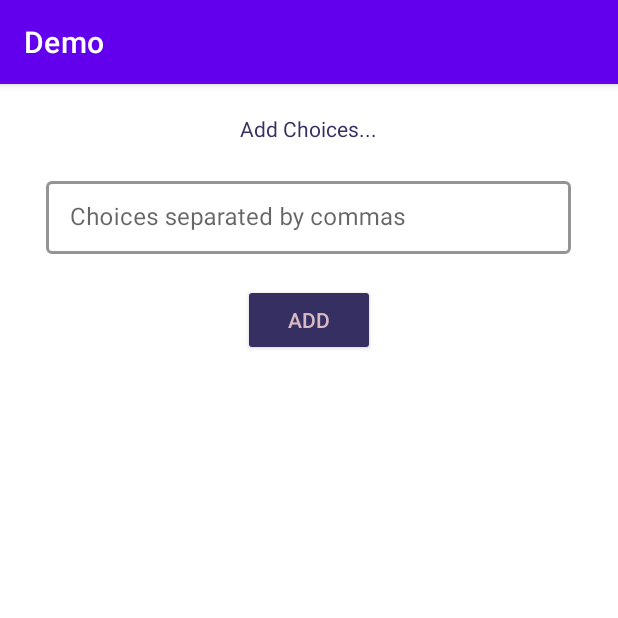
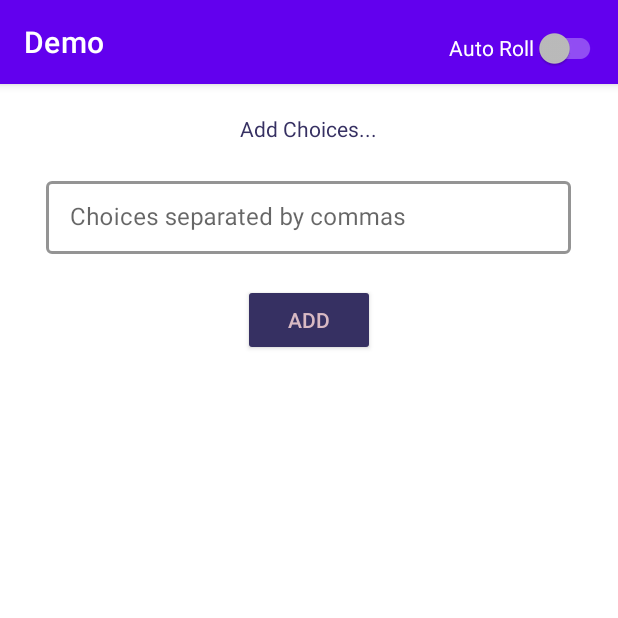
Before and after one commit to SeanCoaker/CSCM29-Group-Repo, an Android app: the screen it shows after launch (MainActivity), after a tap on "Add Choices...", on a phone screen of 412 x 824 dp, the top half of it. Run offline under Robolectric (Android 15) with nearby library versions, the phone set to English and light mode, and no system bars; 5 statements that could not run were skipped.

Commit message:
Added switch that allows user to select auto-roll
- Added switch layout and menu layout.
- Added code that handles switch being turned on/off.

```diff
--- a/DemoApp/app/src/main/java/com/example/demoapp/MainActivity.java
+++ b/DemoApp/app/src/main/java/com/example/demoapp/MainActivity.java
@@ -3,8 +3,13 @@ package com.example.demoapp;
 import android.content.Context;
 import android.os.Bundle;
 import android.util.Log;
+import android.view.Menu;
+import android.view.MenuItem;
+import android.view.View;
+import android.widget.Switch;
 
 import androidx.appcompat.app.AppCompatActivity;
+import androidx.appcompat.widget.SwitchCompat;
 
 import com.example.demoapp.ui.main.MainFragment;
 import com.phidget22.*;
@@ -109,6 +114,26 @@ public class MainActivity extends AppCompatActivity {
         } catch (PhidgetException pe) {
             pe.printStackTrace();
         }
+    }
+
+
+    @Override
+    public boolean onCreateOptionsMenu(Menu menu) {
+        // Inflate the menu; this adds items to the action bar if it is present.
+        getMenuInflater().inflate(R.menu.mainmenu, menu);
+        MenuItem item = menu.findItem(R.id.autoRollSwitchMenu);
+        item.setActionView(R.layout.switch_layout);
+
+        SwitchCompat autoRollSwitch = item.getActionView().findViewById(R.id.autoRollSwitch);
+
+        autoRollSwitch.setOnCheckedChangeListener((buttonView, isChecked) -> {
+            if (isChecked) {
+                System.out.println("Switch ON");
+            } else {
+                System.out.println("Switch OFF");
+            }
+        });
+        return true;
     }
 
 
--- a/DemoApp/app/src/main/res/layout/main_activity.xml
+++ b/DemoApp/app/src/main/res/layout/main_activity.xml
@@ -1,7 +1,8 @@
 <?xml version="1.0" encoding="utf-8"?>
 <FrameLayout xmlns:android="http://schemas.android.com/apk/res/android"
+    xmlns:app="http://schemas.android.com/apk/res-auto"
     xmlns:tools="http://schemas.android.com/tools"
     android:id="@+id/container"
     android:layout_width="match_parent"
     android:layout_height="match_parent"
-    tools:context=".MainActivity" />
+    tools:context=".MainActivity"/>
--- /dev/null
+++ b/DemoApp/app/src/main/res/layout/switch_layout.xml
@@ -0,0 +1,16 @@
+<?xml version="1.0" encoding="utf-8"?>
+<RelativeLayout xmlns:android="http://schemas.android.com/apk/res/android"
+    android:layout_width="fill_parent"
+    android:layout_height="match_parent"
+    android:orientation="horizontal" >
+
+    <androidx.appcompat.widget.SwitchCompat
+        android:id="@+id/autoRollSwitch"
+        android:layout_width="wrap_content"
+        android:layout_height="48dp"
+        android:layout_marginEnd="8dp"
+        android:layout_marginTop="8dp"
+        android:gravity="center"
+        android:text="@string/auto_roll" />
+
+</RelativeLayout>
--- /dev/null
+++ b/DemoApp/app/src/main/res/menu/mainmenu.xml
@@ -0,0 +1,9 @@
+<?xml version="1.0" encoding="utf-8"?>
+<menu xmlns:app="http://schemas.android.com/apk/res-auto"
+    xmlns:android="http://schemas.android.com/apk/res/android" >
+    <item
+        android:id="@+id/autoRollSwitchMenu"
+        android:title=""
+        android:actionLayout="@layout/switch_layout"
+        app:showAsAction="always" />
+</menu>
--- a/DemoApp/app/src/main/res/values/strings.xml
+++ b/DemoApp/app/src/main/res/values/strings.xml
@@ -3,4 +3,5 @@
     <string name="add_choices">Add Choices...</string>
     <string name="choice_text_hint">Choices separated by commas</string>
     <string name="add">Add</string>
+    <string name="auto_roll">Auto Roll</string>
 </resources>
```
